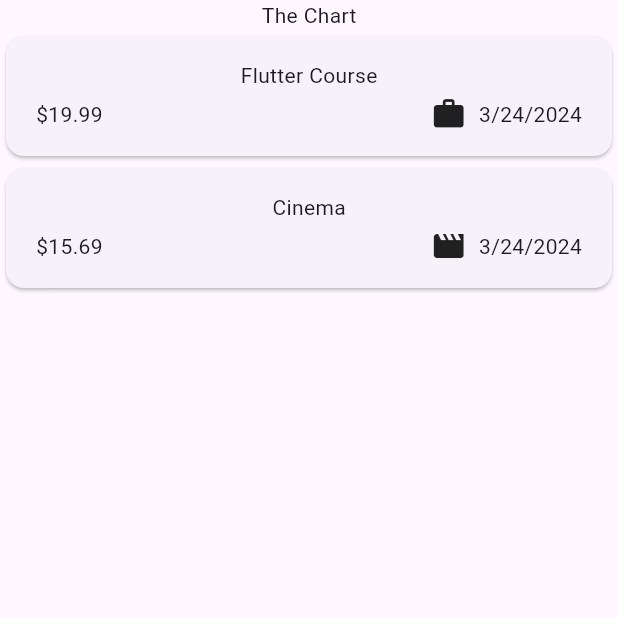
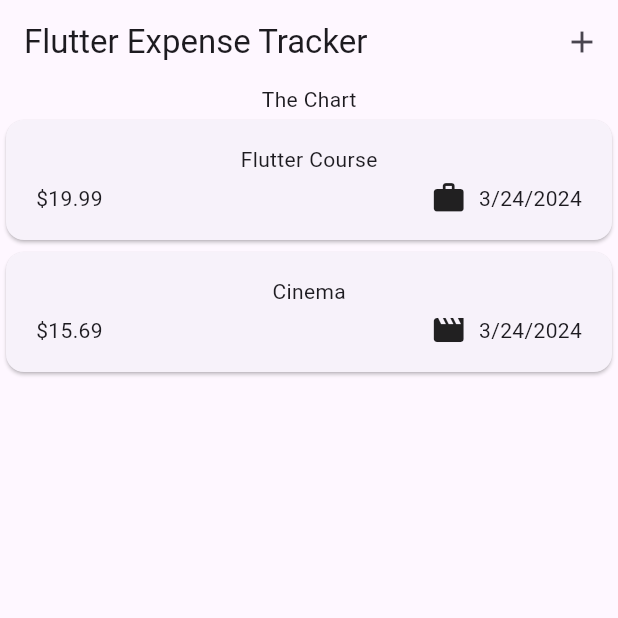
Before and after one commit to ssangttuce/ExpenseTracker, a Flutter app: the screen it shows after launch, on a phone screen of 412 x 824 dp, the top half of it. Run offline on Flutter 3.47's test engine with Material 3 defaults, Android fonts, the phone set to English and light mode, and no system bars.

Commit message:
add appbar(top menu) with plus expense icon button

```diff
--- a/lib/widgets/expenses.dart
+++ b/lib/widgets/expenses.dart
@@ -27,9 +27,25 @@ class _ExpensesState extends State<Expenses> {
     ),
   ];
 
+  void _openAddExpenseOverlay() {
+    showModalBottomSheet(
+      context: context,
+      builder: (ctx) => const Text("Modal Bottom Sheet\n\n\n\n\n"),
+    );
+  }
+
   @override
   Widget build(BuildContext context) {
     return Scaffold(
+      appBar: AppBar(
+        title: const Text("Flutter Expense Tracker"),
+        actions: [
+          IconButton(
+            onPressed: _openAddExpenseOverlay,
+            icon: const Icon(Icons.add),
+          )
+        ],
+      ),
       body: Column(
         children: [
           const Text("The Chart"),
```
